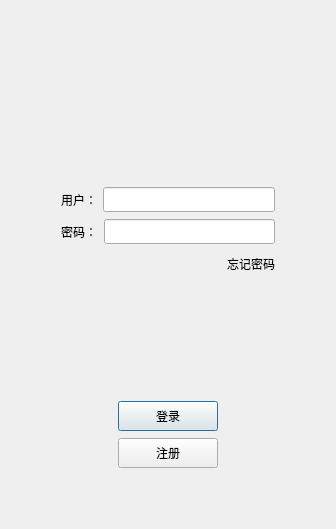
hry66/Chat_Projects, file hry_chat/logindialog.ui: the form before one commit.
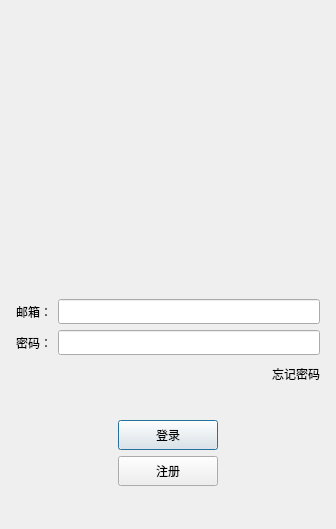
The form after the commit. Icons and pictures are not drawn. Custom widgets are drawn as their Qt base class.

What changed in the file:
```diff
--- a/hry_chat/logindialog.ui
+++ b/hry_chat/logindialog.ui
@@ -12,8 +12,8 @@
   </property>
   <property name="minimumSize">
    <size>
-    <width>320</width>
-    <height>520</height>
+    <width>300</width>
+    <height>500</height>
    </size>
   </property>
   <property name="maximumSize">
@@ -29,25 +29,50 @@
    <item>
     <layout class="QVBoxLayout" name="verticalLayout">
      <property name="spacing">
-      <number>7</number>
+      <number>6</number>
      </property>
      <property name="leftMargin">
-      <number>50</number>
+      <number>5</number>
      </property>
      <property name="topMargin">
-      <number>50</number>
+      <number>5</number>
      </property>
      <property name="rightMargin">
-      <number>50</number>
+      <number>5</number>
      </property>
      <property name="bottomMargin">
-      <number>50</number>
+      <number>5</number>
      </property>
      <item>
-      <widget class="QWidget" name="widget" native="true">
+      <widget class="QLabel" name="err_tip">
+       <property name="text">
+        <string/>
+       </property>
+      </widget>
+     </item>
+     <item>
+      <widget class="QWidget" name="head_widget" native="true">
+       <property name="minimumSize">
+        <size>
+         <width>200</width>
+         <height>230</height>
+        </size>
+       </property>
        <layout class="QGridLayout" name="gridLayout">
         <item row="0" column="0">
-         <widget class="QLabel" name="label">
+         <widget class="QLabel" name="head_label">
+          <property name="minimumSize">
+           <size>
+            <width>200</width>
+            <height>200</height>
+           </size>
+          </property>
+          <property name="maximumSize">
+           <size>
+            <width>200</width>
+            <height>200</height>
+           </size>
+          </property>
           <property name="text">
            <string/>
           </property>
@@ -59,22 +84,22 @@
           </property>
          </widget>
         </item>
-        <item row="1" column="0">
-         <spacer name="verticalSpacer">
-          <property name="orientation">
-           <enum>Qt::Vertical</enum>
-          </property>
-          <property name="sizeHint" stdset="0">
-           <size>
-            <width>20</width>
-            <height>40</height>
-           </size>
-          </property>
-         </spacer>
-        </item>
        </layout>
       </widget>
      </item>
+     <item>
+      <spacer name="verticalSpacer">
+       <property name="orientation">
+        <enum>Qt::Vertical</enum>
+       </property>
+       <property name="sizeHint" stdset="0">
+        <size>
+         <width>20</width>
+         <height>40</height>
+        </size>
+       </property>
+      </spacer>
+     </item>
      <item>
       <layout class="QHBoxLayout" name="horizontalLayout">
        <property name="spacing">
@@ -95,7 +120,7 @@
           </size>
          </property>
          <property name="text">
-          <string>用户：</string>
+          <string>邮箱：</string>
          </property>
         </widget>
        </item>
@@ -291,6 +316,19 @@
        </item>
       </layout>
      </item>
+     <item>
+      <spacer name="verticalSpacer_3">
+       <property name="orientation">
+        <enum>Qt::Vertical</enum>
+       </property>
+       <property name="sizeHint" stdset="0">
+        <size>
+         <width>20</width>
+         <height>40</height>
+        </size>
+       </property>
+      </spacer>
+     </item>
     </layout>
    </item>
   </layout>
```
Left out of the diff: 11 changed lines with no effect on the pictures.
